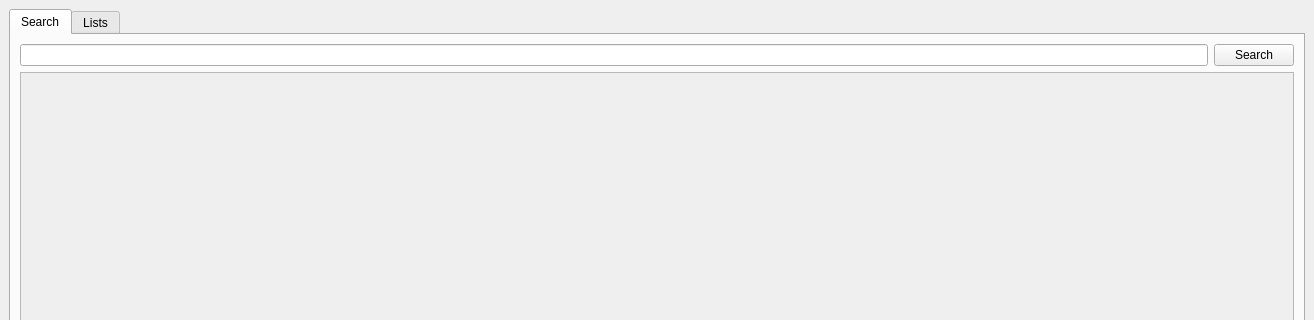
The window that source/AnimeHub.ui (VynDev/Anime-Hub) describes before a commit, drawn with Qt 5; both pictures show x 0 to 1314 and y 0 to 320 of the 1314 by 889 pixel window.
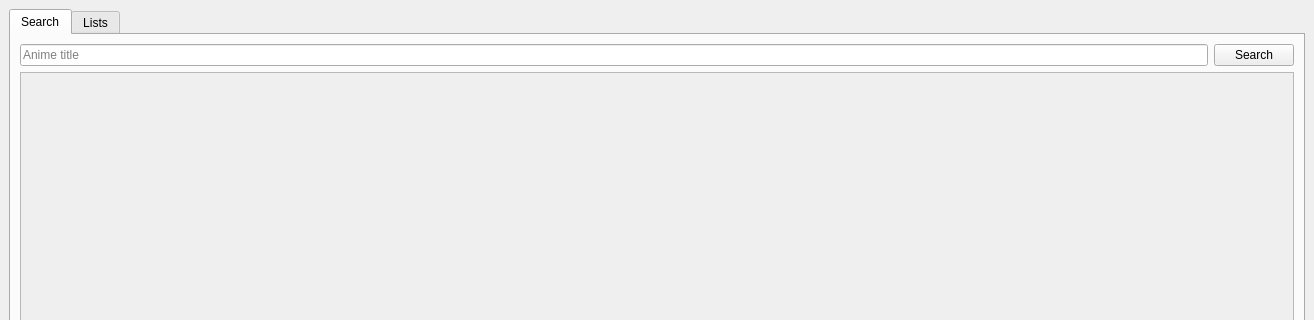
The same window after the commit. The open tabs and pages were chosen to show the change.

Commit message: Split large functions into multiple functions

Diff of the .ui file:
```diff
--- a/source/AnimeHub.ui
+++ b/source/AnimeHub.ui
@@ -28,7 +28,11 @@
         <item>
          <layout class="QHBoxLayout" name="horizontalLayout_3">
           <item>
-           <widget class="QLineEdit" name="searchLineEdit"/>
+           <widget class="QLineEdit" name="searchLineEdit">
+            <property name="placeholderText">
+             <string>Anime title</string>
+            </property>
+           </widget>
           </item>
           <item>
            <widget class="QPushButton" name="pushButton">
```
Left out of the diff: 4 changed lines with no effect on the pictures. The commit also changes 2 other files.
